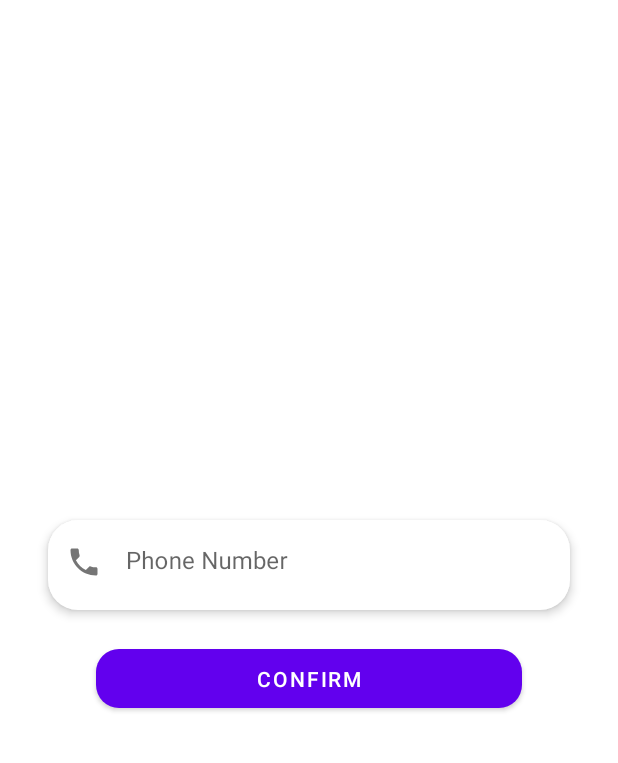
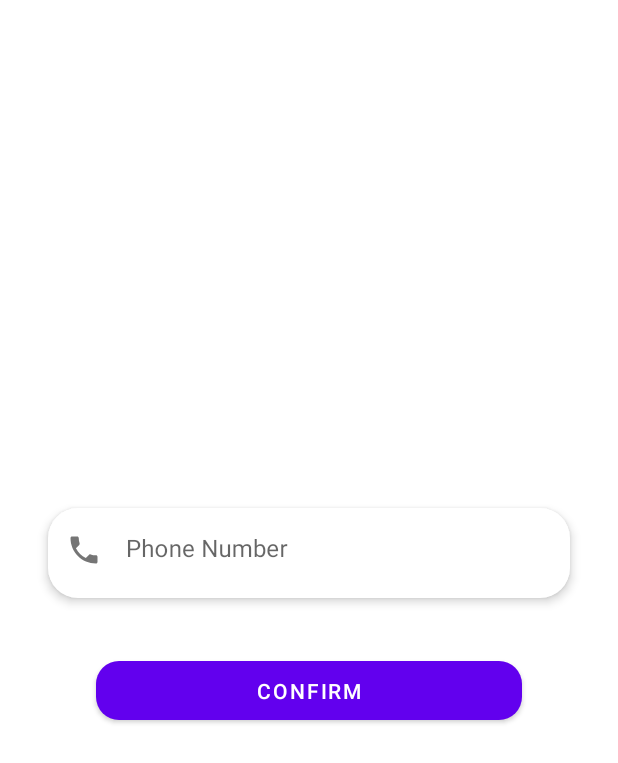
Before and after one commit to amirAHS2000/Pharmacy-Android, an Android app: the screen it shows after launch (PrepareActivity), after a tap on "Forgot Password?", on a phone screen of 412 x 824 dp. Shown: the top 763 px of the screen. Run offline under Robolectric (Android 15) with nearby library versions, the phone set to English and light mode, and no system bars; our stand-ins replace Dagger/Hilt's generated code, data binding; 2 other taps on this screen came first.

Commit message:
forgot password api added bu not finished

```diff
--- a/app/src/main/java/com/example/pharmacyapp/data/RemoteDataSource.kt
+++ b/app/src/main/java/com/example/pharmacyapp/data/RemoteDataSource.kt
@@ -51,4 +51,8 @@ class RemoteDataSource @Inject constructor(
     suspend fun getUserInfo(): Response<User> {
         return pharmacyApi.getUserInfo()
     }
+
+    suspend fun findUserByPhone(phone: String): Response<UserResponse> {
+        return pharmacyApi.getUserInfoByPhone(phone)
+    }
 }
--- a/app/src/main/java/com/example/pharmacyapp/data/Repository.kt
+++ b/app/src/main/java/com/example/pharmacyapp/data/Repository.kt
@@ -1,6 +1,7 @@
 package com.example.pharmacyapp.data
 
 import com.example.pharmacyapp.model.LoginResponse
+import com.example.pharmacyapp.model.UserResponse
 import dagger.hilt.android.scopes.ViewModelScoped
 import retrofit2.Response
 import javax.inject.Inject
@@ -9,9 +10,8 @@ import javax.inject.Inject
 class Repository @Inject constructor(
     private val remoteDataSource: RemoteDataSource,
 ) {
-    fun findUserByPhone(phone: String): Boolean {
-//        remoteDataSource.findUserByPhone()
-        return true // TODO implement this
+    suspend fun findUserByPhone(phone: String): Response<UserResponse> {
+        return remoteDataSource.findUserByPhone(phone)
     }
 
     suspend fun login(phone: String, password: String): Response<LoginResponse> {
--- a/app/src/main/java/com/example/pharmacyapp/data/network/PharmacyApi.kt
+++ b/app/src/main/java/com/example/pharmacyapp/data/network/PharmacyApi.kt
@@ -22,7 +22,6 @@ interface PharmacyApi {
         @Query("password") password: String,
         @Query("type") type: String,
     ): Response<LoginResponse>
-    // TODO: 12/21/2021 change signUp return type (create a model for sign-up)
 
     //get category and medicine (home)
     @GET("api/")
@@ -37,6 +36,11 @@ interface PharmacyApi {
     @GET("api/")
     suspend fun getUserInfo(): Response<User>
 
+    @POST("api/user/find")
+    suspend fun getUserInfoByPhone(
+        @Query("phone") phone: String
+    ): Response<UserResponse>
+
     @POST("api/register/patient")
     suspend fun createPatient(
         @Query("first_name") firstName: String,
--- a/app/src/main/res/layout/fragment_forget_password.xml
+++ b/app/src/main/res/layout/fragment_forget_password.xml
@@ -47,7 +47,7 @@
             android:layout_width="0dp"
             android:layout_height="wrap_content"
             android:layout_marginStart="32dp"
-            android:layout_marginTop="16dp"
+            android:layout_marginTop="32dp"
             android:layout_marginEnd="32dp"
             android:padding="10dp"
             android:text="@string/confirm_text_btn"
@@ -58,5 +58,29 @@
             app:layout_constraintStart_toStartOf="@+id/phoneInputLayoutForgotPassword"
             app:layout_constraintTop_toBottomOf="@+id/phoneInputLayoutForgotPassword" />
 
+        <ProgressBar
+            android:id="@+id/forgetPasswordProgressBar"
+            style="?android:attr/progressBarStyleHorizontal"
+            android:layout_width="0dp"
+            android:layout_height="wrap_content"
+            android:layout_marginStart="16dp"
+            android:layout_marginEnd="16dp"
+            android:visibility="gone"
+            app:layout_constraintBottom_toTopOf="@+id/confirmButton"
+            app:layout_constraintEnd_toEndOf="@+id/confirmButton"
+            app:layout_constraintStart_toStartOf="@+id/confirmButton" />
+
+        <TextView
+            android:id="@+id/forgetPasswordErrorTextView"
+            android:layout_width="wrap_content"
+            android:layout_height="wrap_content"
+            tools:text="Error"
+            android:textColor="@android:color/holo_red_light"
+            android:visibility="gone"
+            app:layout_constraintBottom_toTopOf="@+id/confirmButton"
+            app:layout_constraintEnd_toEndOf="@+id/confirmButton"
+            app:layout_constraintStart_toStartOf="@+id/confirmButton"
+            tools:visibility="visible" />
+
     </androidx.constraintlayout.widget.ConstraintLayout>
 </layout>
```
Also changed, not shown: app/src/main/java/com/example/pharmacyapp/model/UserResponse.kt (added, +7 -0 lines), app/src/main/java/com/example/pharmacyapp/ui/fragment/prepare/forgetpassword/ForgetPasswordFragment.kt (+30 -8 lines), app/src/main/java/com/example/pharmacyapp/ui/fragment/prepare/forgetpassword/ForgetPasswordViewModel.kt (+23 -2 lines), app/src/main/java/com/example/pharmacyapp/ui/fragment/prepare/setNewPassword/SetNewPasswordFragment.kt (+4 -3 lines), app/src/main/java/com/example/pharmacyapp/util/ExtentionFunctions.kt (+4 -3 lines).
